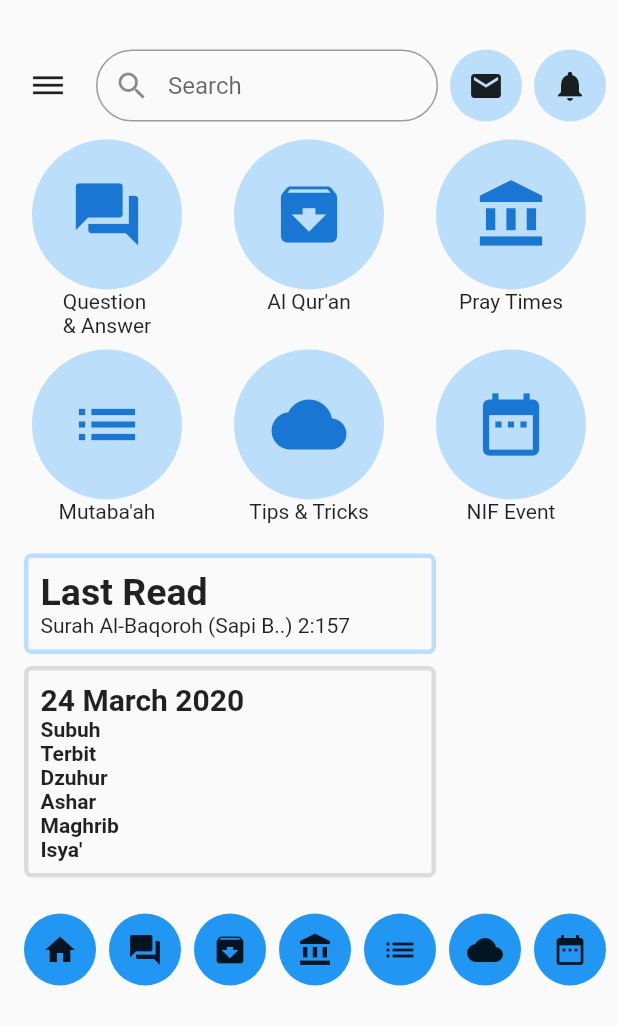
After one commit to TaufiqOdhi/NIF-mobile, a Flutter app: the HomeScreen screen opened by its route, on a phone screen of 412 x 824 dp. The commit adds this screen. Shown: the top 1025 px of the screen. Run offline on Flutter 3.47's test engine with Material 2 defaults, Android fonts, the phone set to English and light mode, and no system bars.

Commit message:
tampilan sampai halaman home

```diff
--- a/lib/main.dart
+++ b/lib/main.dart
@@ -1,4 +1,7 @@
 import 'package:flutter/material.dart';
+import 'package:nif_mobile/screen/home.dart';
+import 'package:nif_mobile/screen/login.dart';
+import 'package:nif_mobile/screen/sign_up.dart';
 import 'package:nif_mobile/screen/splash.dart';
 
 void main() {
@@ -17,6 +20,12 @@ class MyApp extends StatelessWidget {
         visualDensity: VisualDensity.adaptivePlatformDensity,
       ),
       home: SplashScreen(),
+      routes: {
+        LoginScreen.routeName: (ctx) => LoginScreen(),
+        SplashScreen.routeName: (ctx) => SplashScreen(),
+        SignUpScreen.routeName: (ctx) => SignUpScreen(),
+        HomeScreen.routeName: (ctx) => HomeScreen(),
+      },
     );
   }
 }
--- /dev/null
+++ b/lib/screen/home.dart
@@ -0,0 +1,343 @@
+import 'package:flutter/material.dart';
+
+class HomeScreen extends StatefulWidget {
+  static const routeName = '/home';
+  @override
+  _HomeScreenState createState() => _HomeScreenState();
+}
+
+class _HomeScreenState extends State<HomeScreen> {
+  @override
+  Widget build(BuildContext context) {
+    return Scaffold(
+      body: Column(
+        crossAxisAlignment: CrossAxisAlignment.start,
+        children: [
+          SizedBox(
+            height: 25,
+          ),
+          _buildRowAtas(context),
+          Padding(
+            padding: const EdgeInsets.all(4.0),
+            child: Row(
+              crossAxisAlignment: CrossAxisAlignment.start,
+              mainAxisAlignment: MainAxisAlignment.spaceAround,
+              children: [
+                Column(
+                  children: [
+                    CircleAvatar(
+                      radius: 50,
+                      backgroundColor: Theme.of(context).primaryColorLight,
+                      child: Icon(
+                        Icons.question_answer,
+                        size: 50,
+                      ),
+                    ),
+                    Text('Question\n& Answer'),
+                  ],
+                ),
+                Column(
+                  children: [
+                    CircleAvatar(
+                      radius: 50,
+                      backgroundColor: Theme.of(context).primaryColorLight,
+                      child: Icon(
+                        Icons.archive,
+                        size: 50,
+                      ),
+                    ),
+                    Text("Al Qur'an"),
+                  ],
+                ),
+                Column(
+                  children: [
+                    CircleAvatar(
+                      radius: 50,
+                      backgroundColor: Theme.of(context).primaryColorLight,
+                      child: Icon(
+                        Icons.account_balance,
+                        size: 50,
+                      ),
+                    ),
+                    Text('Pray Times'),
+                  ],
+                ),
+              ],
+            ),
+          ),
+          Padding(
+            padding: const EdgeInsets.all(4.0),
+            child: Row(
+              crossAxisAlignment: CrossAxisAlignment.start,
+              mainAxisAlignment: MainAxisAlignment.spaceAround,
+              children: [
+                Column(
+                  children: [
+                    CircleAvatar(
+                      radius: 50,
+                      backgroundColor: Theme.of(context).primaryColorLight,
+                      child: Icon(
+                        Icons.list,
+                        size: 50,
+                      ),
+                    ),
+                    Text("Mutaba'ah"),
+                  ],
+                ),
+                Column(
+                  children: [
+                    CircleAvatar(
+                      radius: 50,
+                      backgroundColor: Theme.of(context).primaryColorLight,
+                      child: Icon(
+                        Icons.cloud,
+                        size: 50,
+                      ),
+                    ),
+                    Text("Tips & Tricks"),
+                  ],
+                ),
+                Column(
+                  children: [
+                    CircleAvatar(
+                      radius: 50,
+                      backgroundColor: Theme.of(context).primaryColorLight,
+                      child: Icon(
+                        Icons.date_range,
+                        size: 50,
+                      ),
+                    ),
+                    Text('NIF Event'),
+                  ],
+                ),
+              ],
+            ),
+          ),
+          _buildPaddingLastRead(context),
+          _buildPaddingTanggal(),
+          _buildPaddingBawah(context),
+        ],
+      ),
+    );
+  }
+
+  Padding _buildPaddingBawah(BuildContext context) {
+    return Padding(
+      padding:
+          const EdgeInsets.only(top: 16.0, bottom: 8.0, left: 16.0, right: 8.0),
+      child: Row(
+        mainAxisAlignment: MainAxisAlignment.spaceBetween,
+        children: [
+          Container(
+            decoration: BoxDecoration(
+              shape: BoxShape.circle,
+              color: Theme.of(context).accentColor,
+            ),
+            child: IconButton(
+                icon: Icon(
+                  Icons.home,
+                ),
+                onPressed: () {}),
+          ),
+          Container(
+            decoration: BoxDecoration(
+              shape: BoxShape.circle,
+              color: Theme.of(context).accentColor,
+            ),
+            child: IconButton(
+                icon: Icon(
+                  Icons.question_answer,
+                ),
+                onPressed: () {}),
+          ),
+          Container(
+            decoration: BoxDecoration(
+              shape: BoxShape.circle,
+              color: Theme.of(context).accentColor,
+            ),
+            child: IconButton(
+                icon: Icon(
+                  Icons.archive,
+                ),
+                onPressed: () {}),
+          ),
+          Container(
+            decoration: BoxDecoration(
+              shape: BoxShape.circle,
+              color: Theme.of(context).accentColor,
+            ),
+            child: IconButton(
+                icon: Icon(
+                  Icons.account_balance,
+                ),
+                onPressed: () {}),
+          ),
+          Container(
+            decoration: BoxDecoration(
+              shape: BoxShape.circle,
+              color: Theme.of(context).accentColor,
+            ),
+            child: IconButton(
+                icon: Icon(
+                  Icons.list,
+                ),
+                onPressed: () {}),
+          ),
+          Container(
+            decoration: BoxDecoration(
+              shape: BoxShape.circle,
+              color: Theme.of(context).accentColor,
+            ),
+            child: IconButton(
+                icon: Icon(
+                  Icons.cloud,
+                ),
+                onPressed: () {}),
+          ),
+          Container(
+            decoration: BoxDecoration(
+              shape: BoxShape.circle,
+              color: Theme.of(context).accentColor,
+            ),
+            child: IconButton(
+                icon: Icon(
+                  Icons.date_range,
+                ),
+                onPressed: () {}),
+          ),
+        ],
+      ),
+    );
+  }
+
+  Padding _buildPaddingTanggal() {
+    return Padding(
+      padding: const EdgeInsets.only(top: 8.0, bottom: 8.0, left: 16),
+      child: Container(
+        width: MediaQuery.of(context).size.width / 1.5,
+        padding: EdgeInsets.all(8.0),
+        decoration: BoxDecoration(
+          border: Border.all(color: Colors.black12, width: 3),
+          borderRadius: BorderRadius.circular(5),
+        ),
+        child: Column(
+          crossAxisAlignment: CrossAxisAlignment.start,
+          children: [
+            Text(
+              '24 March 2020',
+              style: TextStyle(fontSize: 20, fontWeight: FontWeight.bold),
+            ),
+            Text(
+              'Subuh',
+              style: TextStyle(fontWeight: FontWeight.bold),
+            ),
+            Text(
+              'Terbit',
+              style: TextStyle(fontWeight: FontWeight.bold),
+            ),
+            Text(
+              'Dzuhur',
+              style: TextStyle(fontWeight: FontWeight.bold),
+            ),
+            Text(
+              'Ashar',
+              style: TextStyle(fontWeight: FontWeight.bold),
+            ),
+            Text(
+              'Maghrib',
+              style: TextStyle(fontWeight: FontWeight.bold),
+            ),
+            Text(
+              "Isya'",
+              style: TextStyle(fontWeight: FontWeight.bold),
+            ),
+          ],
+        ),
+      ),
+    );
+  }
+
+  Padding _buildPaddingLastRead(BuildContext context) {
+    return Padding(
+      padding: const EdgeInsets.only(top: 16.0, left: 16),
+      child: Container(
+        width: MediaQuery.of(context).size.width / 1.5,
+        decoration: BoxDecoration(
+          border:
+              Border.all(color: Theme.of(context).primaryColorLight, width: 3),
+          borderRadius: BorderRadius.circular(5),
+        ),
+        child: Padding(
+          padding: const EdgeInsets.all(8.0),
+          child: Column(
+            crossAxisAlignment: CrossAxisAlignment.start,
+            children: [
+              Text(
+                'Last Read',
+                style: TextStyle(fontSize: 25, fontWeight: FontWeight.bold),
+              ),
+              Text(
+                'Surah Al-Baqoroh (Sapi B..) 2:157',
+              ),
+            ],
+          ),
+        ),
+      ),
+    );
+  }
+
+  Row _buildRowAtas(BuildContext context) {
+    return Row(
+      children: [
+        Padding(
+          padding: const EdgeInsets.all(8.0),
+          child: IconButton(icon: Icon(Icons.dehaze), onPressed: () {}),
+        ),
+        Expanded(
+          child: TextFormField(
+            decoration: InputDecoration(
+              prefixIcon: Icon(
+                Icons.search,
+              ),
+              hintText: 'Search',
+              contentPadding: EdgeInsets.fromLTRB(20.0, 10.0, 20.0, 10.0),
+              border:
+                  OutlineInputBorder(borderRadius: BorderRadius.circular(32.0)),
+            ),
+            keyboardType: TextInputType.text,
+          ),
+        ),
+        Padding(
+          padding: const EdgeInsets.only(
+              top: 8.0, left: 8.0, bottom: 8.0, right: 4.0),
+          child: Container(
+            decoration: BoxDecoration(
+              shape: BoxShape.circle,
+              color: Theme.of(context).primaryColorLight,
+            ),
+            child: IconButton(
+                icon: Icon(
+                  Icons.email,
+                ),
+                onPressed: () {}),
+          ),
+        ),
+        Padding(
+          padding: const EdgeInsets.only(
+              top: 8.0, right: 8.0, bottom: 8.0, left: 4.0),
+          child: Container(
+            decoration: BoxDecoration(
+              shape: BoxShape.circle,
+              color: Theme.of(context).primaryColorLight,
+            ),
+            child: IconButton(
+                icon: Icon(
+                  Icons.notifications,
+                ),
+                onPressed: () {}),
+          ),
+        ),
+      ],
+    );
+  }
+}
--- a/lib/screen/login.dart
+++ b/lib/screen/login.dart
@@ -2,6 +2,7 @@ import 'package:flutter/material.dart';
 import 'package:nif_mobile/screen/sign_up.dart';
 
 class LoginScreen extends StatefulWidget {
+  static const routeName = '/login';
   @override
   _LoginScreenState createState() => _LoginScreenState();
 }
--- a/lib/screen/sign_up.dart
+++ b/lib/screen/sign_up.dart
@@ -1,6 +1,8 @@
 import 'package:flutter/material.dart';
+import 'package:nif_mobile/screen/home.dart';
 
 class SignUpScreen extends StatefulWidget {
+  static const routeName = '/signUp';
   @override
   _SignUpScreenState createState() => _SignUpScreenState();
 }
@@ -54,7 +56,7 @@ class _SignUpScreenState extends State<SignUpScreen> {
                   child: Container(
                     width: MediaQuery.of(context).size.width / 1.5,
                     child: TextFormField(
-                      textAlign: TextAlign.center,
+                      //textAlign: TextAlign.center,
                       decoration: InputDecoration(
                         hintText: 'fullname',
                         contentPadding:
@@ -77,7 +79,7 @@ class _SignUpScreenState extends State<SignUpScreen> {
                   child: Container(
                     width: MediaQuery.of(context).size.width / 1.5,
                     child: TextFormField(
-                      textAlign: TextAlign.center,
+                      //textAlign: TextAlign.center,
                       decoration: InputDecoration(
                         suffixIcon: Icon(
                           Icons.check_circle,
@@ -104,7 +106,7 @@ class _SignUpScreenState extends State<SignUpScreen> {
                   child: Container(
                     width: MediaQuery.of(context).size.width / 1.5,
                     child: TextFormField(
-                      textAlign: TextAlign.center,
+                      //textAlign: TextAlign.center,
                       decoration: InputDecoration(
                         hintText: 'e-mail',
                         contentPadding:
@@ -127,7 +129,7 @@ class _SignUpScreenState extends State<SignUpScreen> {
                   child: Container(
                     width: MediaQuery.of(context).size.width / 1.5,
                     child: TextFormField(
-                      textAlign: TextAlign.center,
+                      //textAlign: TextAlign.center,
                       decoration: InputDecoration(
                         suffixIcon: Icon(
                           Icons.check_circle,
@@ -154,7 +156,7 @@ class _SignUpScreenState extends State<SignUpScreen> {
                   child: Container(
                     width: MediaQuery.of(context).size.width / 1.5,
                     child: TextFormField(
-                      textAlign: TextAlign.center,
+                      //textAlign: TextAlign.center,
                       textAlignVertical: TextAlignVertical.center,
                       decoration: InputDecoration(
                         suffixIcon: Icon(
@@ -185,7 +187,11 @@ class _SignUpScreenState extends State<SignUpScreen> {
                       shape: RoundedRectangleBorder(
                         borderRadius: BorderRadius.circular(24),
                       ),
-                      onPressed: () {}),
+                      onPressed: () {
+                        Navigator.of(context).pushNamedAndRemoveUntil(
+                            HomeScreen.routeName,
+                            (Route<dynamic> route) => false);
+                      }),
                 ),
               ],
             ),
--- a/lib/screen/splash.dart
+++ b/lib/screen/splash.dart
@@ -3,6 +3,7 @@ import 'package:flutter/material.dart';
 import 'package:nif_mobile/screen/login.dart';
 
 class SplashScreen extends StatefulWidget {
+  static const routeName = '/splash';
   @override
   _SplashScreenState createState() => _SplashScreenState();
 }
```
